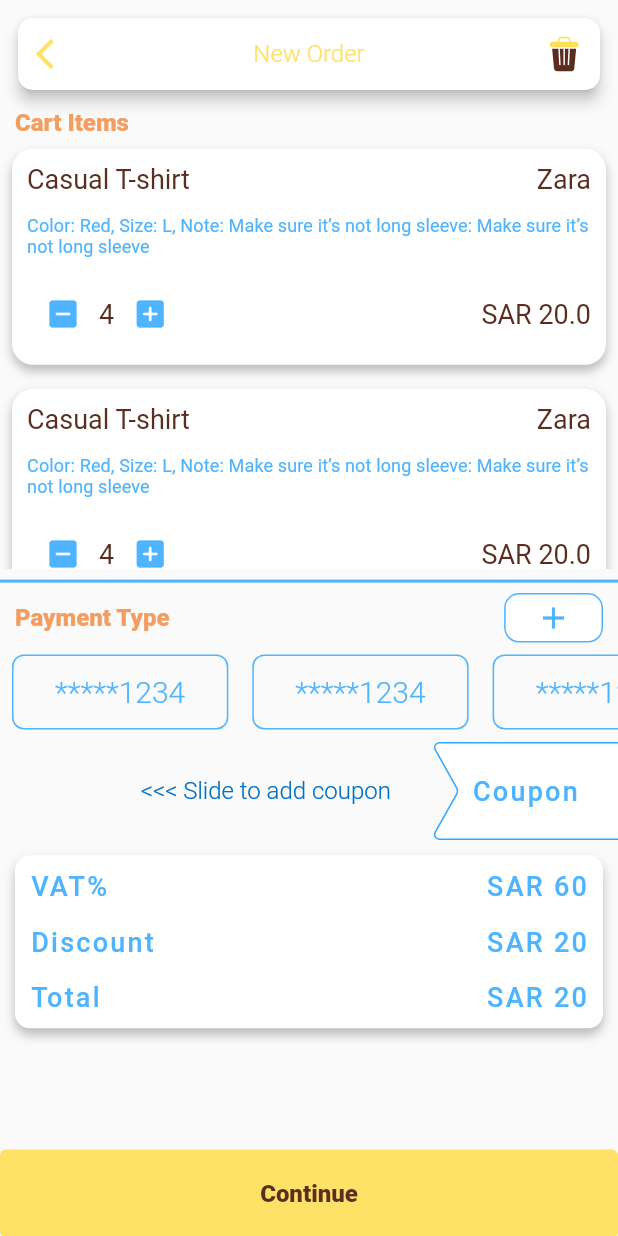
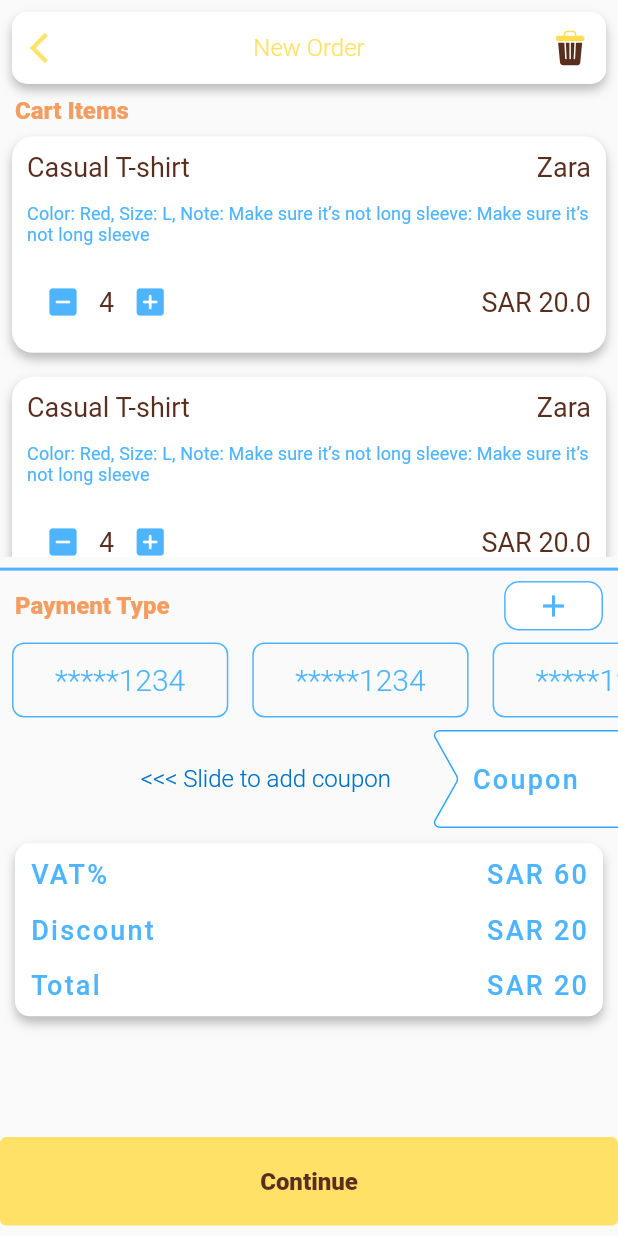
Before and after one commit to mahmoudsalah37/toast_app, a Flutter app: the CartPage screen opened directly, on a phone screen of 412 x 824 dp. Run offline on Flutter 3.47's test engine with Material 2 defaults, Android fonts, the phone set to English and light mode, and no system bars; drawn by our look-alikes of auto_size_text, shimmer; our stand-ins replace dartz, dio, flutter_svg, freezed_annotation, google_maps_flutter, im_stepper and 1 more; missing offline and left inert: flutter_card_swipper.

Commit message:
change style of shadow in custom style

```diff
--- a/lib/modules/home/provider/categories_provider.dart
+++ b/lib/modules/home/provider/categories_provider.dart
@@ -11,7 +11,9 @@ class CategoriesProvider extends ChangeNotifier {
   final _categoriesService = CategoryService();
 
   NotifierState _state = NotifierState.loading;
+
   NotifierState get state => _state;
+
   void _setState(NotifierState state) {
     _state = state;
     notifyListeners();
@@ -19,13 +21,16 @@ class CategoriesProvider extends ChangeNotifier {
 
   CategoryModel? _categoryModel;
   Either<Failure, CategoriesModel>? _categories;
+
   Either<Failure, CategoriesModel>? get categories => _categories;
+
   void _setCategories(Either<Failure, CategoriesModel> categories) {
     _categories = categories;
     notifyListeners();
   }
 
   CategoryModel? get getCategory => _categoryModel;
+
   void setCategory(CategoryModel? category) {
     _categoryModel = category;
     notifyListeners();
--- a/lib/modules/shopping_cart/pages/cart_page.dart
+++ b/lib/modules/shopping_cart/pages/cart_page.dart
@@ -42,13 +42,9 @@ class _CartPageState extends State<CartPage> with TickerProviderStateMixin {
         children: [
           ListView(
             children: [
-              Padding(
-                padding: EdgeInsets.all(8.0),
-                child: Card(
-                  elevation: 4,
-                  shape: RoundedRectangleBorder(
-                    borderRadius: BorderRadius.circular(10),
-                  ),
+              Container(
+                margin: EdgeInsets.all(8.0),
+                decoration: CustomStyle.containerShadowDecoration,
                 child: Row(
                   mainAxisAlignment: MainAxisAlignment.spaceBetween,
                   children: [
@@ -59,15 +55,17 @@ class _CartPageState extends State<CartPage> with TickerProviderStateMixin {
                     ),
                     Text('New Order'),
                     IconButton(
-                        onPressed: () => clearCartItemsDialog(
+                      onPressed: () => showDialog(
                         context: context,
+                        builder: (context) => ClearItemsCartDialog(
                           onTapYes: () => Navigator.pop(context),
                         ),
+                      ),
                       icon: SvgPicture.asset(
-                            'assets/images/shopping_cart/delete_basket_icon.svg'),
-                      )
+                        'assets/images/shopping_cart/delete_basket_icon.svg',
+                      ),
+                    ),
                   ],
-                  ),
                 ),
               ),
               Padding(
@@ -108,11 +106,12 @@ class _CartPageState extends State<CartPage> with TickerProviderStateMixin {
                       height: res.getHeight(4),
                       child: OutlinedButton(
                         onPressed: () {},
-                        child:
-                            Icon(Icons.add, color: CustomColors.blueLightColor),
+                        child: Icon(Icons.add,
+                            color: CustomColors.blueLightColor),
                         style: OutlinedButton.styleFrom(
                           backgroundColor: Colors.white,
-                          side: BorderSide(color: CustomColors.blueLightColor),
+                          side:
+                              BorderSide(color: CustomColors.blueLightColor),
                           shape: RoundedRectangleBorder(
                             borderRadius: BorderRadius.circular(10),
                           ),
@@ -194,7 +193,9 @@ class _CartPageState extends State<CartPage> with TickerProviderStateMixin {
                           SizedBox(
                             width: res.getWidth(60),
                             child: TextField(
-                              decoration: CustomStyle.homeSearchInputDecoration
+                              style: theme.textTheme.headline2,
+                              decoration: CustomStyle
+                                  .homeSearchInputDecoration
                                   .copyWith(
                                       fillColor: Colors.blue[200],
                                       hintText: 'Coupon...'),
@@ -209,8 +210,8 @@ class _CartPageState extends State<CartPage> with TickerProviderStateMixin {
                               alignment: Alignment.center,
                               children: [
                                 CustomPaint(
-                                  size:
-                                      Size(res.getWidth(30), res.getHeight(8)),
+                                  size: Size(
+                                      res.getWidth(30), res.getHeight(8)),
                                   painter: AddCouponCustomPainter(
                                       color: CustomColors.blueColor),
                                 ),
@@ -233,21 +234,10 @@ class _CartPageState extends State<CartPage> with TickerProviderStateMixin {
                 padding: EdgeInsets.all(10),
                 width: res.getWidth(100),
                 height: res.getHeight(14),
-                decoration: BoxDecoration(
-                  color: Colors.white,
-                  borderRadius: BorderRadius.circular(10),
-                  boxShadow: [
-                    BoxShadow(
-                      color: Colors.black26,
-                      blurRadius: 5,
-                      offset: Offset(0, 4),
-                    ),
-                  ],
-                ),
+                decoration: CustomStyle.containerShadowDecoration,
                 child: Column(
                   mainAxisAlignment: MainAxisAlignment.spaceBetween,
                   children: [
-                    // ListTile(l),
                     Row(
                       mainAxisAlignment: MainAxisAlignment.spaceBetween,
                       children: [
@@ -275,7 +265,7 @@ class _CartPageState extends State<CartPage> with TickerProviderStateMixin {
             ],
           ),
           Positioned(
-            top: res.getHeight(93),
+            top: res.getHeight(92),
             child: SizedBox(
               width: res.getWidth(100),
               child: TextButton(
--- a/lib/src/styles.dart
+++ b/lib/src/styles.dart
@@ -20,9 +20,16 @@ class CustomStyle {
       borderRadius: BorderRadius.all(Radius.circular(12.0)),
     ),
   );
+
   static final BoxDecoration containerShadowDecoration = BoxDecoration(
-      color: Colors.white,
-      borderRadius: BorderRadius.circular(10),
-      boxShadow: [BoxShadow(color: Colors.black45,blurRadius: 2)]
+    color: Colors.white,
+    borderRadius: BorderRadius.circular(10),
+    boxShadow: [
+      BoxShadow(
+        color: Colors.black26,
+        blurRadius: 5,
+        offset: Offset(0, 4),
+      ),
+    ],
   );
 }
```
Also changed, not shown: lib/modules/shopping_cart/widget/clear_cart_items_dialog.dart (+82 -27 lines). Lines whose indentation alone changed are shown as unchanged.
